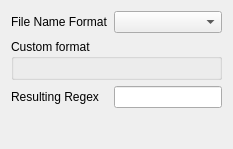
This is tomviz/acquisition/BasicFormatWidget.ui in OpenChemistry/tomviz as Qt 5 draws it before an edit. The edited form follows.
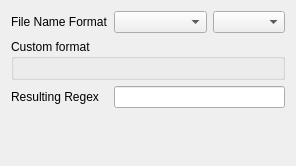
This is the edited form. Custom widgets are drawn as their Qt base class.

Commit message: Simplify the format combo and add a separate combo for the extension

```diff
--- a/tomviz/acquisition/BasicFormatWidget.ui
+++ b/tomviz/acquisition/BasicFormatWidget.ui
@@ -2,6 +2,14 @@
 <ui version="4.0">
  <class>BasicFormatWidget</class>
  <widget class="QWidget" name="BasicFormatWidget">
+  <property name="geometry">
+   <rect>
+    <x>0</x>
+    <y>0</y>
+    <width>296</width>
+    <height>166</height>
+   </rect>
+  </property>
   <layout class="QGridLayout" name="basicTabLayout">
    <item row="0" column="0">
     <widget class="QLabel" name="fileNameFormatLabel">
@@ -11,11 +19,28 @@
     </widget>
    </item>
    <item row="0" column="1">
+    <layout class="QHBoxLayout" name="horizontalCombo_layout">
+     <item>
     <widget class="QComboBox" name="fileFormatCombo">
      <property name="enabled">
       <bool>true</bool>
      </property>
-    </widget>
+       <property name="sizePolicy">
+        <sizepolicy hsizetype="Expanding" vsizetype="Fixed">
+         <horstretch>0</horstretch>
+         <verstretch>0</verstretch>
+        </sizepolicy>
+       </property>
+      </widget>
+     </item>
+     <item>
+      <widget class="QComboBox" name="fileExtensionCombo">
+       <property name="enabled">
+        <bool>true</bool>
+       </property>
+      </widget>
+     </item>
+    </layout>
    </item>
    <item row="2" column="0">
     <widget class="QLabel" name="regexFormatLabel">
```
Left out of the diff: 3 changed lines with no effect on the pictures. Lines whose indentation alone changed are shown as unchanged. The commit also changes 2 other files.
